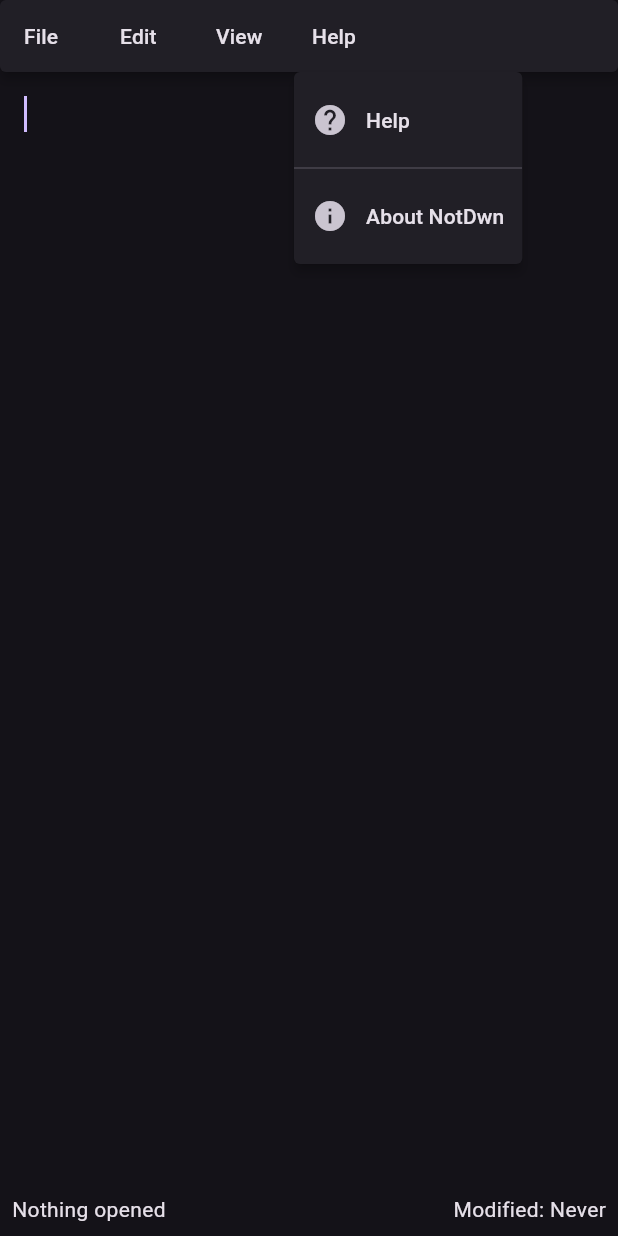
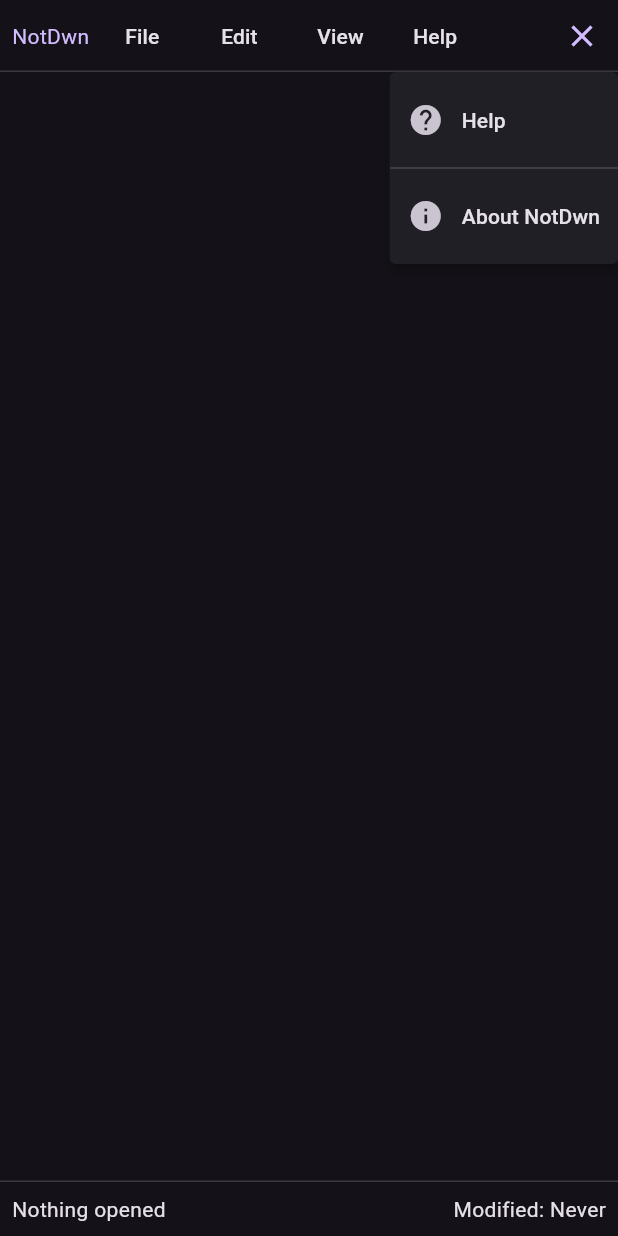
Before and after one commit to IcosagonZ/NotDwn, a Flutter app: the screen it shows after launch, after a tap on "Help", on a phone screen of 412 x 824 dp. Run offline on Flutter 3.47's test engine with Material 3 defaults, Android fonts, the phone set to English and light mode, and no system bars; our stand-ins replace file_picker; missing offline and left inert: window_manager; statements that could not run were skipped.

Commit message:
Finalized CSD for editor page

```diff
--- a/lib/dialogs/help.dart
+++ b/lib/dialogs/help.dart
@@ -27,7 +27,7 @@
                 crossAxisAlignment: .start,
                 children: [
                 Center(
-                  child: Text("NotDown", style: style_titlelarge,),
+                  child: Text("NotDwn", style: style_titlelarge,),
                 ),
                 Center(
                   child: Text("A lightweight text editor", style: style_titlesmall),
@@ -48,7 +48,10 @@
                 Divider(),
                 Text("Shortcuts", style: style_titlemedium),
                 Divider(),
-                Text("Ctrl + S - save"),
+                Text("Ctrl + N - create new blank file"),
+                Text("Ctrl + O - open a file"),
+                Text("Ctrl + S - save current file"),
+                Text("Ctrl + Q - quit program"),
                 Text("Ctrl + = - increase editor font size"),
                 Text("Ctrl + - - decrease editor font size"),
               ],
--- a/lib/main.dart
+++ b/lib/main.dart
@@ -1,10 +1,28 @@
 import 'package:flutter/material.dart';
+import 'package:window_manager/window_manager.dart';
 
 import 'pages/start.dart';
 import 'pages/editor.dart';
 
 void main()
 {
+  WidgetsFlutterBinding.ensureInitialized();
+
+  WindowManager windowManager = WindowManager.instance;
+  windowManager.ensureInitialized();
+
+  const windowOptions = WindowOptions(
+    titleBarStyle: .hidden
+  );
+
+  windowManager.waitUntilReadyToShow(
+    windowOptions,
+    () async {
+      await windowManager.show();
+      await windowManager.focus();
+    }
+  );
+
   runApp(const NotDwnApp());
 }
 
--- a/lib/pages/editor.dart
+++ b/lib/pages/editor.dart
@@ -1,6 +1,8 @@
 import 'package:flutter/material.dart';
 import 'package:flutter/services.dart';
 import 'package:intl/intl.dart';
+
+import 'package:window_manager/window_manager.dart';
 
 import '../dialogs/snackbar.dart';
 import '../dialogs/about.dart';
@@ -17,10 +19,13 @@
 }
 
 class _EditorPageState extends State<EditorPage> {
-
+  // Main handlers
   FileHandler fileHandler = FileHandler();
   DialogSnackbar dialogSnackbar = DialogSnackbar();
   DateTime dateTimeCurrent = DateTime.now();
+
+  // Window management
+  WindowManager windowManager = WindowManager.instance;
 
   // Controllers
   MenuController menuController = MenuController();
@@ -124,19 +129,59 @@
   @override
   Widget build(BuildContext context)
   {
+    // Appearance themes
+    final colorScheme = Theme.of(context).colorScheme;
+    final textTheme = Theme.of(context).textTheme;
+
+    Color colorPrimary = colorScheme.primary;
+    //Color colorSecondary = colorScheme.secondary;
+    //Color colorOnPrimary = colorScheme.onPrimary;
+    //Color colorOnSecondary = colorScheme.onSecondary;
+    //Color colorSurface = colorScheme.surfaceContainerHighest;
+    Color colorSurfaceBright = colorScheme.surfaceBright;
+
+    //final styleDisplayLarge = textTheme.displayLarge;
+    //final styleDisplayMedium = textTheme.displayMedium;
+    //final styleDisplaySmall = textTheme.displaySmall;
+
+    //final styleHeadlineLarge = textTheme.headlineLarge;
+    //final styleHeadlineMedium = textTheme.headlineMedium;
+    //final styleHeadlineSmall = textTheme.headlineSmall;
+
+    //final styleTitleLarge = textTheme.titleLarge;
+    //final styleTitleMedium = textTheme.titleMedium;
+    //inal styleTitleSmall = textTheme.titleSmall;
 
     return Scaffold(
       body: Column(
         children: [
           // Top bar
-          Focus(
-            canRequestFocus: false,
-            descendantsAreFocusable: false,
+          GestureDetector(
+            onPanStart: (details) async{
+              await windowManager.startDragging();
+            },
+            child: Container(
+              //color: colorSurface,
               child: Row(
-              mainAxisSize: .min,
+                mainAxisSize: .max,
                 children: [
+                  SizedBox(width:8),
+                  // App logo
+                  Text(
+                    "NotDwn",
+                    style: TextStyle(
+                      color: colorPrimary
+                    ),
+                  ),
+                  SizedBox(width:8),
                   Expanded(
                     child: MenuBar(
+                      style: MenuStyle(
+                        alignment: .center,
+                        backgroundColor: .all(Colors.transparent),
+                        elevation: .all(0),
+                        shadowColor: null,
+                      ),
                       children: [
                         // File menu
                         SubmenuButton(
@@ -234,16 +279,6 @@
                                 }
                               },
                             ),
-                          /*
-                          Divider(),
-                          MenuItemButton(
-                            leadingIcon: Icon(Icons.find_in_page),
-                            child: Text("Find"),
-                            onPressed: (){
-                              menuController.close();
-                            },
-                          ),
-                          */
                           ],
                           child: MenuAcceleratorLabel("&Edit"),
                         ),
@@ -266,17 +301,6 @@
                                 fontSizeDecrease();
                               },
                             ),
-                          /*
-                          Divider(),
-                          MenuItemButton(
-                            leadingIcon: Icon(Icons.fullscreen),
-                            child: Text("Fullscreen"),
-                            onPressed: (){
-                              menuController.close();
-
-                            },
-                          ),
-                          */
                           ],
                           child: MenuAcceleratorLabel("&View"),
                         ),
@@ -304,10 +328,23 @@
                           child: MenuAcceleratorLabel("&Help"),
                         )
                       ],
-                  )
+                    ),
+                  ),
+                  IconButton(
+                    icon: Icon(Icons.close),
+                    tooltip: "Quit program",
+                    color: colorPrimary,
+                    onPressed: (){
+                      quitProgram();
+                    },
                   )
                 ],
               ),
+            )
+          ),
+          Divider(
+            height: 0,
+            color: colorSurfaceBright,
           ),
           // Text field
           Expanded(
@@ -315,10 +352,32 @@
               padding:EdgeInsetsGeometry.all(16),
               child: CallbackShortcuts(
                 bindings: {
+                  // New with Ctrl + N
+                  LogicalKeySet(LogicalKeyboardKey.control, LogicalKeyboardKey.keyS): () => {
+                    fileHandlerNew()
+                  },
+
+                  // New with Ctrl + O
+                  LogicalKeySet(LogicalKeyboardKey.control, LogicalKeyboardKey.keyS): () => {
+                    fileHandlerOpen()
+                  },
+
+                  // Save with Ctrl + S
+                  LogicalKeySet(LogicalKeyboardKey.control, LogicalKeyboardKey.keyS): () => {
+                    fileHandlerSave()
+                  },
+
+                  // Quit with Ctrl + Q
+                  LogicalKeySet(LogicalKeyboardKey.control, LogicalKeyboardKey.keyQ): () => {
+                    quitProgram()
+                  },
+
+                  // Increase font size with Ctrl + =
                   LogicalKeySet(LogicalKeyboardKey.control, LogicalKeyboardKey.equal): () => {
                     fontSizeIncrease()
                   },
 
+                  // Decrease font size with Ctrl + -
                   LogicalKeySet(LogicalKeyboardKey.control, LogicalKeyboardKey.minus): () => {
                     fontSizeDecrease()
                   }
@@ -346,6 +405,10 @@
               )
             )
           ),
+          Divider(
+            height: 0,
+            color: colorSurfaceBright,
+          ),
           // Status bar
           Padding(
             padding: EdgeInsetsGeometry.all(8),
--- a/pubspec.yaml
+++ b/pubspec.yaml
@@ -36,6 +36,7 @@
   cupertino_icons: ^1.0.8
   file_picker: ^12.0.0
   intl: ^0.20.3
+  window_manager: ^0.5.2
 
 dev_dependencies:
   flutter_test:
```
Also changed, not shown: pubspec.lock, 6 other files. Lines whose indentation alone changed are shown as unchanged.
